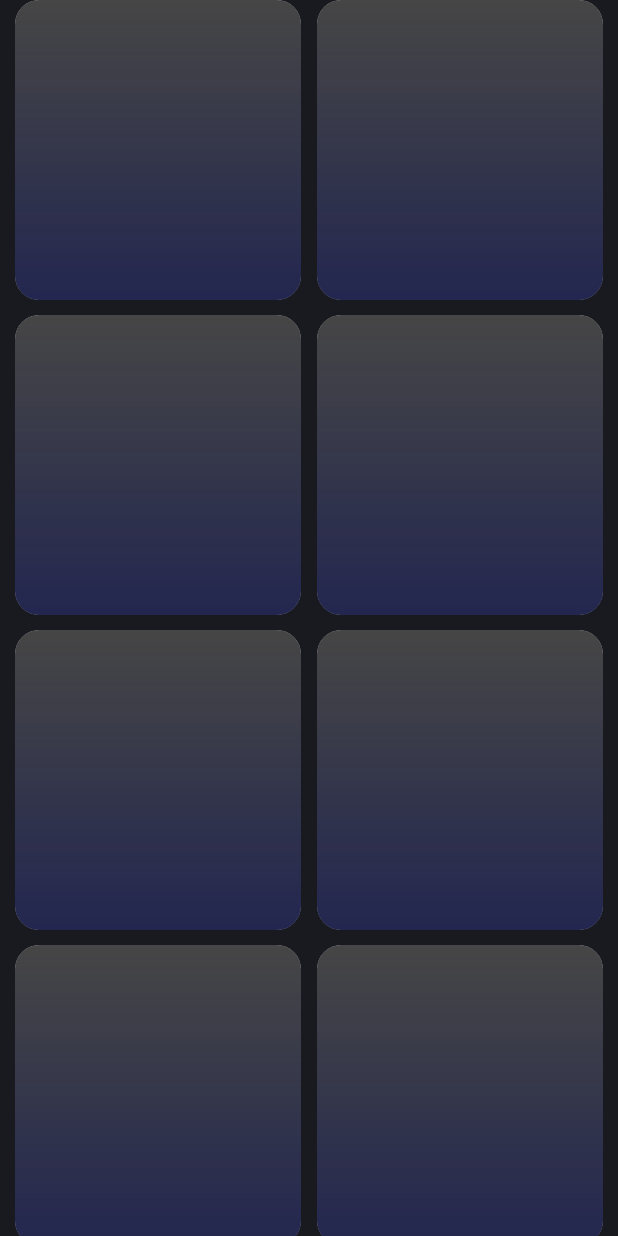
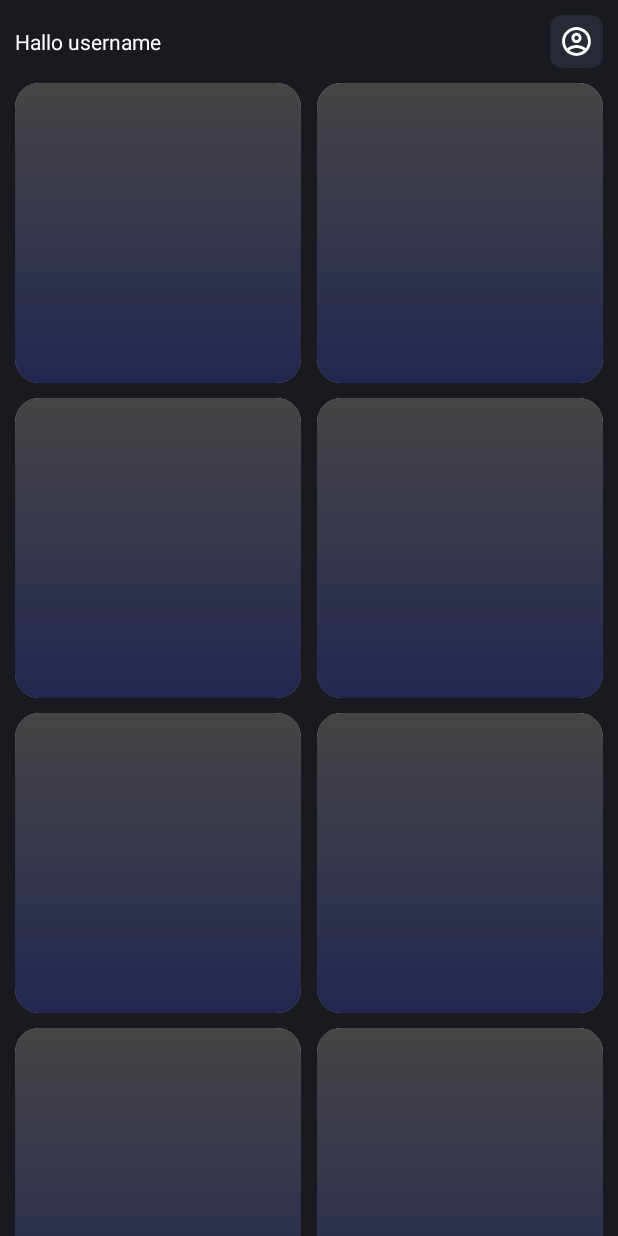
Before and after one commit to nngarfdn/MovKu, an Android app: the layout activity_main.xml on its own in the app's theme, with its tools: preview values and no code run, on a phone screen of 412 x 824 dp. Run offline under Robolectric (Android 15) with nearby library versions, the phone set to English and light mode, and no system bars; Roboto replaces fonts that are not available here.

```diff
--- a/app/src/main/java/com/android/movku/presentation/auth/login/LoginActivity.kt
+++ b/app/src/main/java/com/android/movku/presentation/auth/login/LoginActivity.kt
@@ -21,10 +21,7 @@ class LoginActivity : AppCompatActivity() {
     override fun onCreate(savedInstanceState: Bundle?) {
         super.onCreate(savedInstanceState)
         setContentView(binding.root)
-        if (pref.isLoggedIn()) {
-            startActivity(Intent(this, MainActivity::class.java))
-            finish()
-        }
+
         binding.apply {
             btnLogin.setOnClickListener {
                 val email = edtEmail.text.toString()
--- a/app/src/main/java/com/android/movku/presentation/movie/popular/MainActivity.kt
+++ b/app/src/main/java/com/android/movku/presentation/movie/popular/MainActivity.kt
@@ -5,6 +5,7 @@ import android.os.Bundle
 import android.util.Log
 import android.view.View
 import androidx.activity.viewModels
+import androidx.appcompat.app.AlertDialog
 import androidx.appcompat.app.AppCompatActivity
 import androidx.core.content.ContextCompat
 import androidx.recyclerview.widget.DividerItemDecoration
@@ -13,8 +14,10 @@ import com.android.movku.R
 import com.android.movku.data.movie.model.Movie
 import com.android.movku.databinding.ActivityMainBinding
 import com.android.movku.presentation.adapter.MovieAdapter
+import com.android.movku.presentation.auth.login.LoginActivity
 import com.android.movku.presentation.auth.register.RegisterActivity
 import com.android.movku.utils.Resource
+import com.android.movku.utils.SharedPreference
 import dagger.hilt.android.AndroidEntryPoint
 import javax.inject.Inject
 
@@ -23,13 +26,19 @@ class MainActivity : AppCompatActivity() {
 
     private val binding by lazy { ActivityMainBinding.inflate(layoutInflater) }
     private val viewModel : MovieViewModel by viewModels()
+    val pref by lazy { SharedPreference(this) }
     @Inject
     lateinit var movieAdapter: MovieAdapter
     override fun onCreate(savedInstanceState: Bundle?) {
         super.onCreate(savedInstanceState)
         setContentView(binding.root)
 
+        if (!pref.isLoggedIn()) {
+            startActivity(Intent(this, LoginActivity::class.java))
+            finish()
+        }
         binding.apply {
+            ("Halloo, " + pref.getUsername()).also { txtUname.text = it }
             rvMovie.apply {
                 adapter = movieAdapter
                 layoutManager = GridLayoutManager(context, 2)
@@ -43,7 +52,6 @@ class MainActivity : AppCompatActivity() {
             }
         }
 
-//        startActivity(Intent(this, RegisterActivity::class.java))
         viewModel.getMoviePopular()
         viewModel.getMovieById(634649)
         observeMovies()
@@ -92,4 +100,5 @@ class MainActivity : AppCompatActivity() {
 
         }
     }
+
 }
--- a/app/src/main/java/com/android/movku/presentation/splash/SplashScreenActivity.kt
+++ b/app/src/main/java/com/android/movku/presentation/splash/SplashScreenActivity.kt
@@ -17,7 +17,7 @@ class SplashScreenActivity : AppCompatActivity() {
         super.onCreate(savedInstanceState)
         setContentView(R.layout.activity_splash_screen)
         Handler(Looper.getMainLooper()).postDelayed(3000) {
-            startActivity(Intent(this,LoginActivity::class.java))
+            startActivity(Intent(this,MainActivity::class.java))
             finish()
         }
     }
--- a/app/src/main/java/com/android/movku/utils/SharedPreference.kt
+++ b/app/src/main/java/com/android/movku/utils/SharedPreference.kt
@@ -24,6 +24,10 @@ class SharedPreference(context: Context) {
         return sharedPreference.getBoolean("login_status", false)
     }
 
+    fun getUsername(): String?{
+        return sharedPreference.getString("username","")
+    }
+
     @SuppressLint("CommitPrefEdits")
     fun clearUsername(){
         val editor = sharedPreference.edit()
--- /dev/null
+++ b/app/src/main/res/drawable/ic_profile.xml
@@ -0,0 +1,12 @@
+<vector xmlns:android="http://schemas.android.com/apk/res/android"
+    android:width="35dp"
+    android:height="35dp"
+    android:viewportWidth="35"
+    android:viewportHeight="35">
+    <path
+        android:fillColor="#FF262A34"
+        android:pathData="M0 8c0-4.42 3.58-8 8-8h19c4.42 0 8 3.58 8 8v19c0 4.42-3.58 8-8 8h-19c-4.42 0-8-3.58-8-8z"/>
+    <path
+        android:fillColor="#FFFFFFFF"
+        android:pathData="M17.5 8C12.26 8 8 12.26 8 17.5s4.26 9.5 9.5 9.5 9.5-4.26 9.5-9.5S22.74 8 17.5 8Zm-4.68 15.47c0.4-0.86 2.9-1.7 4.68-1.7 1.79 0 4.28 0.84 4.68 1.7-1.29 1.02-2.91 1.63-4.68 1.63-1.77 0-3.4-0.6-4.68-1.63Zm10.72-1.38c-1.36-1.65-4.65-2.21-6.04-2.21-1.39 0-4.68 0.56-6.04 2.2-0.97-1.26-1.56-2.85-1.56-4.58 0-4.19 3.41-7.6 7.6-7.6 4.19 0 7.6 3.41 7.6 7.6 0 1.73-0.59 3.32-1.56 4.59ZM17.5 11.8c-1.84 0-3.32 1.48-3.32 3.32 0 1.85 1.48 3.33 3.32 3.33 1.84 0 3.32-1.48 3.32-3.32 0-1.85-1.48-3.33-3.32-3.33Zm0 4.75c-0.79 0-1.43-0.64-1.43-1.43 0-0.78 0.64-1.42 1.43-1.42 0.79 0 1.43 0.64 1.43 1.43 0 0.78-0.64 1.42-1.43 1.42Z"/>
+</vector>
--- a/app/src/main/res/layout/activity_main.xml
+++ b/app/src/main/res/layout/activity_main.xml
@@ -7,6 +7,26 @@
     android:orientation="vertical"
     android:background="@color/backgroud"
     tools:context=".presentation.movie.popular.MainActivity">
+
+    <androidx.appcompat.widget.LinearLayoutCompat
+        android:layout_width="match_parent"
+        android:layout_height="wrap_content"
+        android:padding="10dp"
+        android:orientation="horizontal">
+        <TextView
+            android:id="@+id/txt_uname"
+            android:layout_width="wrap_content"
+            android:layout_height="wrap_content"
+            android:textColor="#FFFFFF"
+            android:layout_marginTop="8dp"
+            android:layout_weight="1"
+            android:text="Hallo username"/>
+        <ImageView
+            android:layout_width="wrap_content"
+            android:layout_gravity="end"
+            android:layout_height="wrap_content"
+            android:src="@drawable/ic_profile"/>
+    </androidx.appcompat.widget.LinearLayoutCompat>
 
     <androidx.recyclerview.widget.RecyclerView
         android:id="@+id/rv_movie"
```
